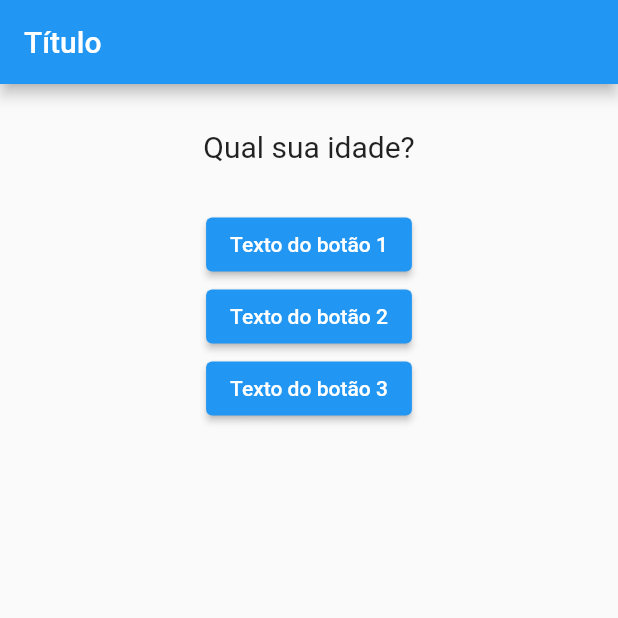
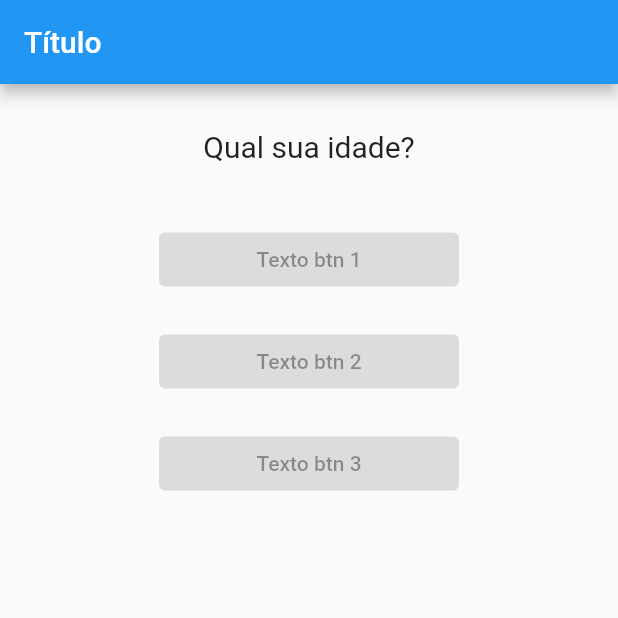
Before and after one commit to joaopdadv/Flutter-Quiz-App, a Flutter app: the screen it shows after launch, on a phone screen of 412 x 824 dp, the top half of it. Run offline on Flutter 3.47's test engine with Material 2 defaults, Android fonts, the phone set to English and light mode, and no system bars; missing offline and left inert: dart:ffi.

Commit message:
Aula 7 - Desafio Resposta

```diff
--- a/lib/main.dart
+++ b/lib/main.dart
@@ -1,7 +1,8 @@
 // ignore_for_file: prefer_const_constructors, unnecessary_new, use_key_in_widget_constructors
 
 import 'package:flutter/material.dart';
-import './questao.dart';
+import 'package:quiz_app/questao.dart';
+import 'package:quiz_app/respostas.dart';
 
 main() {
   runApp(QuizApp());
@@ -35,18 +36,9 @@ class _QuizAppState extends State<QuizApp> {
         body: Column(
           children: <Widget>[
             Questao(perguntas[_perguntaSelecionada]),
-            ElevatedButton(
-              onPressed: _responder,
-              child: Text("Texto do botão 1"),
-            ),
-            ElevatedButton(
-              onPressed: _responder,
-              child: Text("Texto do botão 2"),
-            ),
-            ElevatedButton(
-              onPressed: _responder,
-              child: Text("Texto do botão 3"),
-            ),
+            Resposta("Texto btn 1"),
+            Resposta("Texto btn 2"),
+            Resposta("Texto btn 3"),
           ],
         ),
       ),
--- /dev/null
+++ b/lib/respostas.dart
@@ -0,0 +1,18 @@
+import 'package:flutter/material.dart';
+
+class Resposta extends StatelessWidget {
+  final String texto;
+
+  const Resposta(this.texto, {super.key});
+
+  @override
+  Widget build(BuildContext context) {
+    return Container(
+        width: 200.0,
+        margin: const EdgeInsets.all(10),
+        child: ElevatedButton(
+          onPressed: null,
+          child: Text(texto),
+        ));
+  }
+}
```
